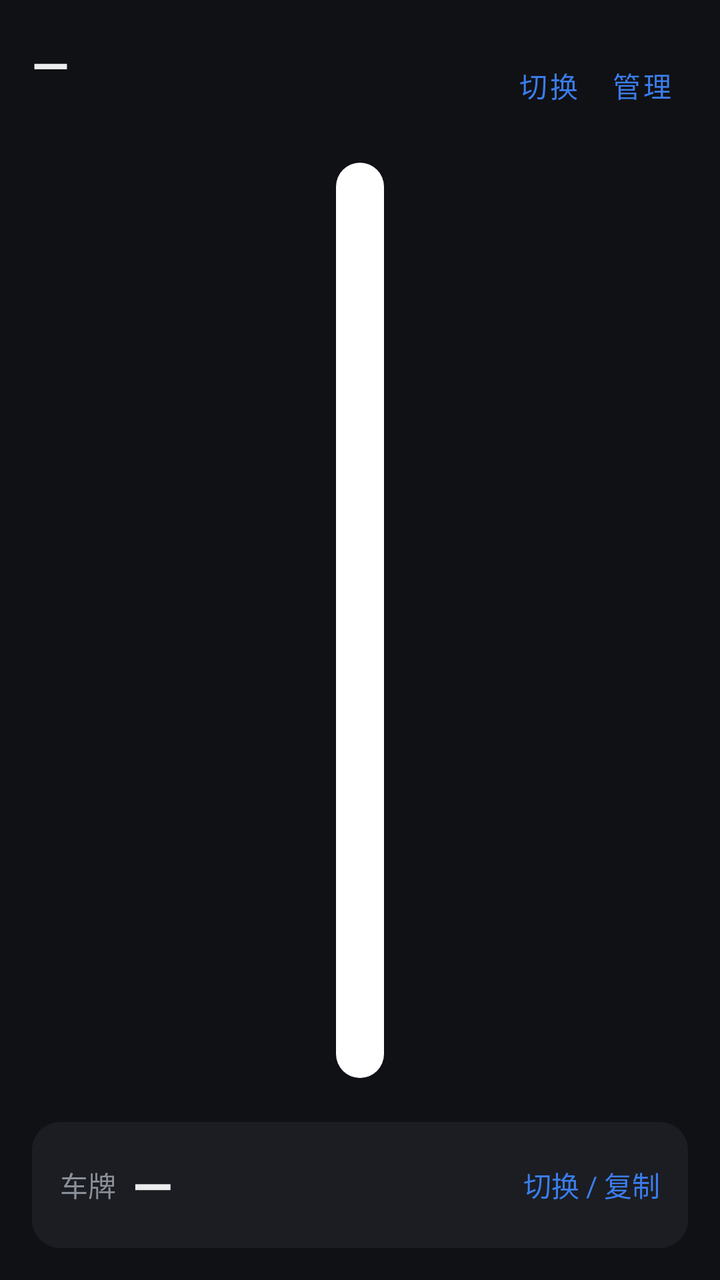
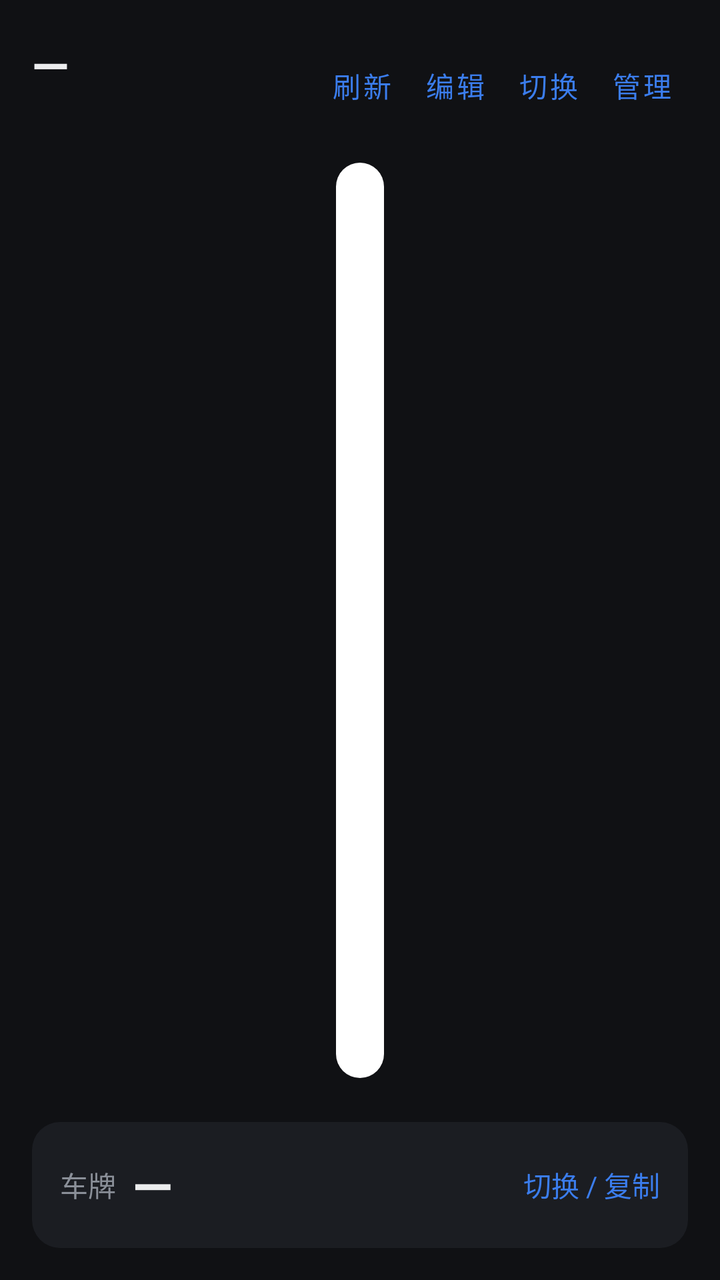

Screens rendered from an Android XML layout before and after an edit, with the pre-edit source and the edit as a unified diff.
<!-- AndroidManifest.xml: application theme Theme.ParkQR -->
<!-- res/layout/activity_main.xml -->
<?xml version="1.0" encoding="utf-8"?>
<LinearLayout xmlns:android="http://schemas.android.com/apk/res/android"
    android:layout_width="match_parent"
    android:layout_height="match_parent"
    android:orientation="vertical"
    android:background="@color/bg"
    android:padding="16dp">

    <LinearLayout
        android:layout_width="match_parent"
        android:layout_height="wrap_content"
        android:orientation="horizontal"
        android:gravity="center_vertical">

        <LinearLayout
            android:layout_width="0dp"
            android:layout_height="wrap_content"
            android:layout_weight="1"
            android:orientation="vertical">

            <TextView
                android:id="@+id/lotName"
                android:layout_width="match_parent"
                android:layout_height="wrap_content"
                android:textColor="@color/text"
                android:textSize="24sp"
                android:textStyle="bold"
                android:maxLines="1"
                android:ellipsize="end"
                android:text="—" />

            <TextView
                android:id="@+id/lotMeta"
                android:layout_width="match_parent"
                android:layout_height="wrap_content"
                android:layout_marginTop="2dp"
                android:textColor="@color/text_dim"
                android:textSize="14sp"
                android:text="" />
        </LinearLayout>

        <Button
            android:id="@+id/btnSwitch"
            style="?android:attr/buttonBarButtonStyle"
            android:layout_width="wrap_content"
            android:layout_height="wrap_content"
            android:minWidth="0dp"
            android:textColor="@color/accent"
            android:text="切换" />

        <Button
            android:id="@+id/btnManage"
            style="?android:attr/buttonBarButtonStyle"
            android:layout_width="wrap_content"
            android:layout_height="wrap_content"
            android:minWidth="0dp"
            android:textColor="@color/accent"
            android:text="管理" />
    </LinearLayout>

    <FrameLayout
        android:id="@+id/qrHolder"
        android:layout_width="match_parent"
        android:layout_height="0dp"
        android:layout_weight="1"
        android:layout_marginTop="12dp">

        <FrameLayout
            android:id="@+id/qrCard"
            android:layout_width="wrap_content"
            android:layout_height="match_parent"
            android:layout_gravity="center"
            android:background="@drawable/bg_qr"
            android:padding="12dp">

            <ImageView
                android:id="@+id/qrImage"
                android:layout_width="match_parent"
                android:layout_height="match_parent"
                android:adjustViewBounds="true"
                android:scaleType="fitCenter"
                android:contentDescription="缴费二维码" />
        </FrameLayout>

        <TextView
            android:id="@+id/emptyHint"
            android:layout_width="match_parent"
            android:layout_height="match_parent"
            android:gravity="center"
            android:textColor="@color/text_dim"
            android:textSize="16sp"
            android:lineSpacingMultiplier="1.4"
            android:visibility="gone"
            android:text="还没有任何停车码\n\n点右上角「管理」→「手机传码」\n用手机拍一张物料码传过来" />
    </FrameLayout>

    <LinearLayout
        android:id="@+id/candRow"
        android:layout_width="match_parent"
        android:layout_height="wrap_content"
        android:layout_marginTop="10dp"
        android:orientation="horizontal" />

    <LinearLayout
        android:id="@+id/plateRow"
        android:layout_width="match_parent"
        android:layout_height="wrap_content"
        android:layout_marginTop="12dp"
        android:background="@drawable/bg_card"
        android:orientation="horizontal"
        android:gravity="center_vertical"
        android:padding="14dp">

        <TextView
            android:layout_width="wrap_content"
            android:layout_height="wrap_content"
            android:textColor="@color/text_dim"
            android:textSize="14sp"
            android:text="车牌  " />

        <TextView
            android:id="@+id/plate"
            android:layout_width="0dp"
            android:layout_height="wrap_content"
            android:layout_weight="1"
            android:textColor="@color/text"
            android:textSize="26sp"
            android:textStyle="bold"
            android:letterSpacing="0.12"
            android:text="—" />

        <TextView
            android:layout_width="wrap_content"
            android:layout_height="wrap_content"
            android:textColor="@color/accent"
            android:textSize="14sp"
            android:text="切换 / 复制" />
    </LinearLayout>
</LinearLayout>
<!-- resources referenced by this layout -->
<resources>
  <color name="accent">#FF3B7DED</color>
  <color name="bg">#FF101114</color>
  <color name="text">#FFECEDEE</color>
  <color name="text_dim">#FF8A8F98</color>
  <!-- drawable bg_card (drawable) -->
  <?xml version="1.0" encoding="utf-8"?>
  <shape xmlns:android="http://schemas.android.com/apk/res/android" android:shape="rectangle">
      <solid android:color="@color/card" />
      <corners android:radius="14dp" />
  </shape>
  <!-- drawable bg_qr (drawable) -->
  <?xml version="1.0" encoding="utf-8"?>
  <shape xmlns:android="http://schemas.android.com/apk/res/android" android:shape="rectangle">
      <solid android:color="#FFFFFFFF" />
      <corners android:radius="12dp" />
  </shape>
  <style name="Theme.ParkQR" parent="Theme.MaterialComponents.NoActionBar">
          <item name="android:windowBackground">@color/bg</item>
          <item name="colorPrimary">@color/accent</item>
          <item name="colorAccent">@color/accent</item>
      </style>
  <color name="card">#FF1B1D22</color>
</resources>

<!-- the commit's change to res/layout/activity_main.xml (unified diff, before → after) -->
@@ -38,6 +38,24 @@
                 android:textSize="14sp"
                 android:text="" />
         </LinearLayout>
+
+        <Button
+            android:id="@+id/btnRefresh"
+            style="?android:attr/buttonBarButtonStyle"
+            android:layout_width="wrap_content"
+            android:layout_height="wrap_content"
+            android:minWidth="0dp"
+            android:textColor="@color/accent"
+            android:text="刷新" />
+
+        <Button
+            android:id="@+id/btnEdit"
+            style="?android:attr/buttonBarButtonStyle"
+            android:layout_width="wrap_content"
+            android:layout_height="wrap_content"
+            android:minWidth="0dp"
+            android:textColor="@color/accent"
+            android:text="编辑" />
 
         <Button
             android:id="@+id/btnSwitch"
